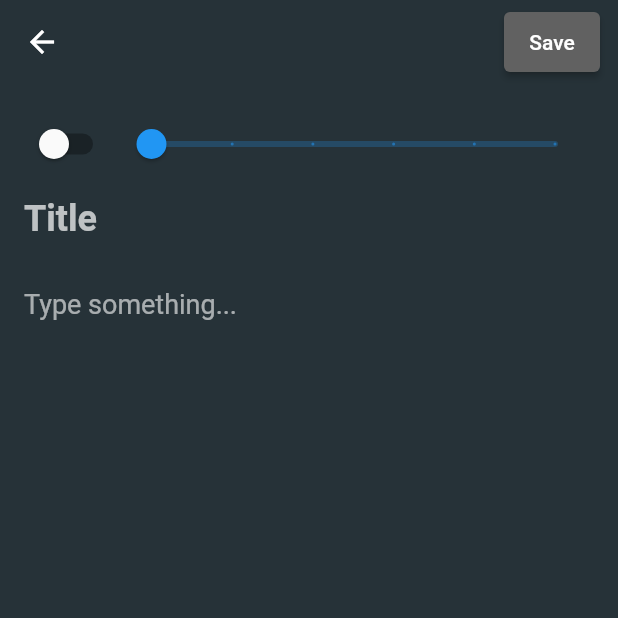
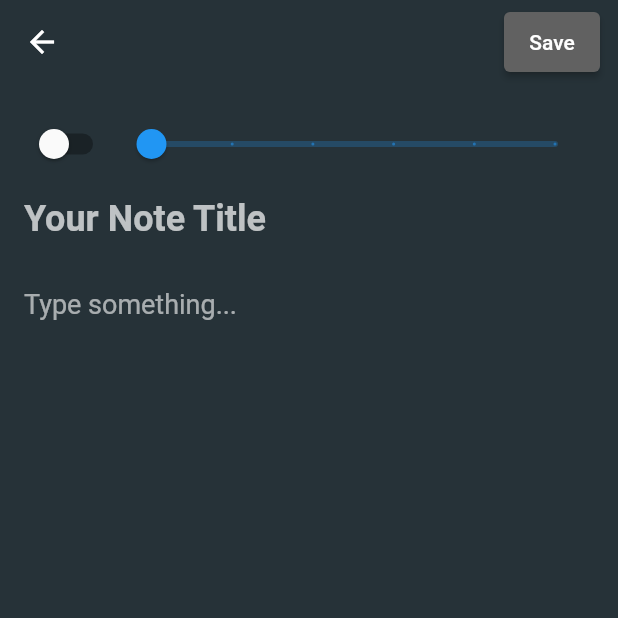
Before and after one commit to johnniembugua/Notebook, a Flutter app: the screen it shows after launch, after a tap on the "add" icon, on a phone screen of 412 x 824 dp, the top half of it. Run offline on Flutter 3.47's test engine with Material 2 defaults, Android fonts, the phone set to English and light mode, and no system bars; our stand-ins replace sqflite; accounts and stored records are empty.

Commit message:
more code refactor

```diff
--- a/lib/page/notes_page.dart
+++ b/lib/page/notes_page.dart
@@ -41,7 +41,7 @@ class _NotesPageState extends State<NotesPage> {
   Widget build(BuildContext context) => Scaffold(
         appBar: AppBar(
           title: Text(
-            'My Notes',
+            'My Notes (${notes.length})',
             style: TextStyle(fontSize: 24),
           ),
           actions: [Icon(Icons.search), SizedBox(width: 12)],
--- a/lib/widget/note_form_widget.dart
+++ b/lib/widget/note_form_widget.dart
@@ -65,7 +65,7 @@ class NoteFormWidget extends StatelessWidget {
         ),
         decoration: InputDecoration(
           border: InputBorder.none,
-          hintText: 'Title',
+          hintText: 'Your Note Title',
           hintStyle: TextStyle(color: Colors.white70),
         ),
         validator: (title) =>
```
